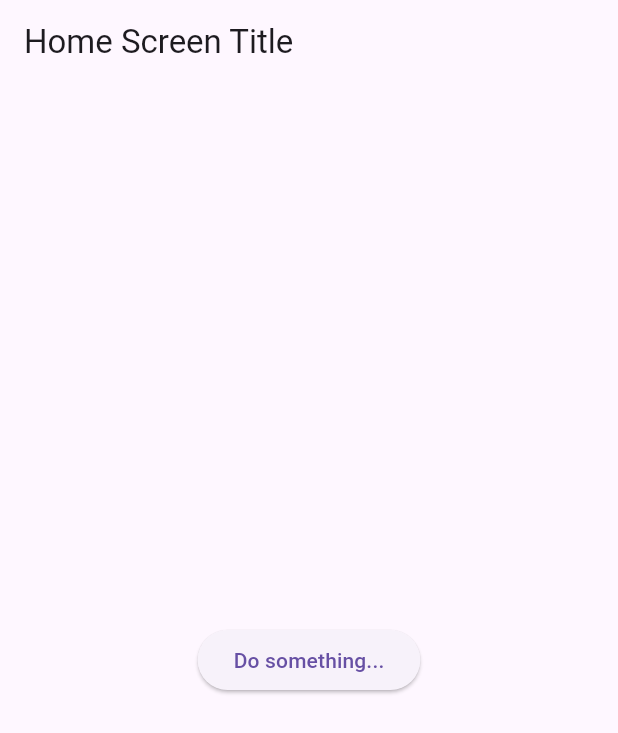
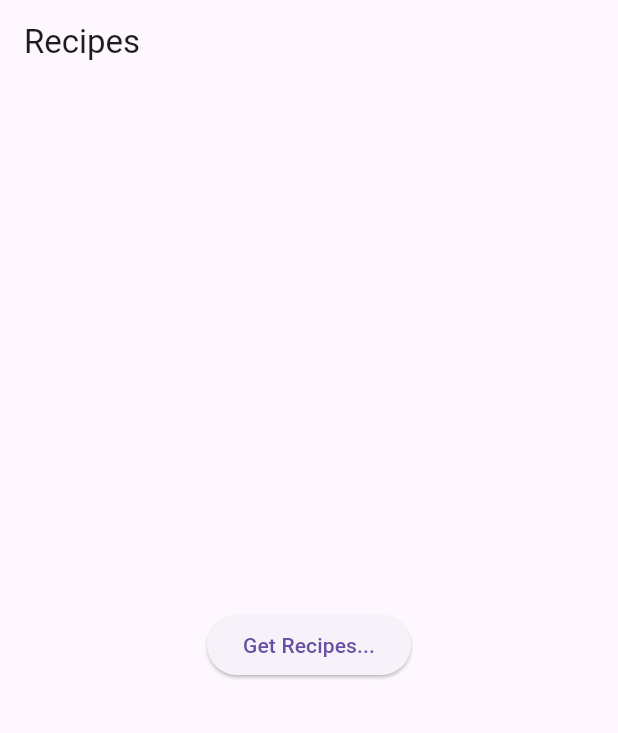
Before and after one commit to gheorghestegaru/pilot, a Flutter app: the screen it shows after launch, on a phone screen of 412 x 824 dp. Shown: the top 733 px of the screen. Run offline on Flutter 3.47's test engine with Material 3 defaults, Android fonts, the phone set to English and light mode, and no system bars.

Commit message:
refactor; add network component;

```diff
--- /dev/null
+++ b/lib/Components/Main/Adapters/Network/DTOs/recipe.dart
@@ -0,0 +1,11 @@
+class Recipe {
+  String? title;
+
+  Recipe({this.title});
+
+  factory Recipe.fromJson(Map<String, dynamic> json) {
+    return Recipe(
+      title: json['title'],
+    );
+  }
+}
--- /dev/null
+++ b/lib/Components/Main/Adapters/Network/Endpoints/endpoints.dart
@@ -0,0 +1,3 @@
+class APIEndPoint {
+  static const String randomRecipesPath = "/recipes/random";
+}
--- /dev/null
+++ b/lib/Components/Main/Adapters/Network/app_root_network.dart
@@ -0,0 +1,40 @@
+import 'dart:convert';
+import 'package:pilot/Components/Main/Adapters/Network/DTOs/recipe.dart';
+import 'package:pilot/Components/Network/network.dart';
+
+class AppRootNetwork {
+  final NetworkProtocol network;
+  static const String baseUrlHost = "api.spoonacular.com";
+  static const String spoonacularApiKey = "0793e5849b644a0d8cb4876de125a6d5";
+
+  AppRootNetwork({required this.network});
+
+  // Method to execute a GET request for random recipes using the provided parameters
+  Future<List<Recipe>?> executeRandomRecipesGetRequest() async {
+    try {
+      final url = Uri(
+        scheme: "https",
+        host: baseUrlHost,
+        path: "recipes/random",
+        queryParameters: {
+          "number": "20",
+          "apiKey": spoonacularApiKey,
+        },
+      );
+
+      final responseJsonStr = await network.get(url.toString());
+
+      // map the "recipes" list to a list of Recipe objects
+      Map<String, dynamic> jsonMap = json.decode(responseJsonStr);
+
+      final List<Recipe>? recipes = (jsonMap['recipes'] as List<dynamic>?)
+          ?.map((recipeJson) => Recipe.fromJson(recipeJson))
+          .toList();
+
+      return recipes;
+    } catch (e) {
+      print('AppRootNetwork: Error during GET request: $e');
+      throw Exception('AppRootNetwork: Failed to execute random recipes GET request');
+    }
+  }
+}
--- a/lib/Components/Main/AppRootDependencyProvider/app_root_dependency_provider_interface.dart
+++ /dev/null
@@ -1,3 +0,0 @@
-abstract class AppRootDependencyProvider {
-
-}
--- a/lib/Components/Main/AppRouter/app_router.dart
+++ /dev/null
@@ -1,19 +0,0 @@
-import 'package:flutter/material.dart';
-import 'package:pilot/Components/Main/HomeScreen/home_screen.dart';
-import 'package:pilot/Components/Main/HomeScreen/home_screen_model.dart';
-import 'package:pilot/Components/Main/HomeScreen/home_screen_view_model.dart';
-
-abstract class AppRouter {
-  Widget home();
-}
-
-class AppRouterImpl extends AppRouter {
-
-  @override
-  Widget home() {
-    final model = HomeScreenModel();
-    final viewModel = HomeScreenViewModel(model: model);
-    final view = HomeScreen(viewModel: viewModel);
-    return view;
-  }
-}
--- /dev/null
+++ b/lib/Components/Main/DependencyProvider/app_root_dependency_provider_interface.dart
@@ -0,0 +1,5 @@
+import 'package:pilot/Components/Network/network.dart';
+
+abstract class AppRootDependencyProvider {
+  NetworkProtocol network();
+}
--- /dev/null
+++ b/lib/Components/Main/Flows/Main/Router/app_router.dart
@@ -0,0 +1,23 @@
+import 'package:flutter/material.dart';
+import 'package:pilot/Components/Main/Adapters/Network/app_root_network.dart';
+import 'package:pilot/Components/Main/Flows/Main/Screens/Home/home_screen.dart';
+import 'package:pilot/Components/Main/Flows/Main/Screens/Home/home_screen_model.dart';
+import 'package:pilot/Components/Main/Flows/Main/Screens/Home/home_screen_view_model.dart';
+
+abstract class AppRouter {
+  Widget home();
+}
+
+class AppRouterImpl extends AppRouter {
+  final AppRootNetwork network;
+
+  AppRouterImpl({required this.network});
+
+  @override
+  Widget home() {
+    final model = HomeScreenModel();
+    final viewModel = HomeScreenViewModel(network: network, model: model);
+    final view = HomeScreen(viewModel: viewModel);
+    return view;
+  }
+}
--- /dev/null
+++ b/lib/Components/Main/Flows/Main/Screens/Home/home_screen.dart
@@ -0,0 +1,57 @@
+import 'package:flutter/material.dart';
+import 'package:pilot/Components/Main/Flows/Main/Screens/Home/home_screen_view_model.dart';
+
+class HomeScreen extends StatefulWidget {
+  const HomeScreen({super.key, required this.viewModel});
+
+  final HomeScreenViewModel viewModel;
+
+  @override
+  State<StatefulWidget> createState() {
+    return _HomeScreenState();
+  }
+}
+class _HomeScreenState extends State<HomeScreen> {
+  String? firstRecipeTitle;
+
+  Future<void> _getRecipes(BuildContext context) async {
+    print('Get Recipes...');
+    final response = await widget.viewModel.network.executeRandomRecipesGetRequest();
+
+    setState(() {
+      firstRecipeTitle = response?.first.title;
+    });
+  }
+
+  @override
+  Widget build(BuildContext context) {
+    return Scaffold(
+      appBar: AppBar(
+        title: Text(widget.viewModel.model.screenTitle),
+      ),
+      body: Center(
+        child: Column(
+          mainAxisAlignment: MainAxisAlignment.center,
+          children: <Widget>[
+            ElevatedButton(
+              onPressed: () {
+                _getRecipes(context);
+              },
+              child: const Text('Get Recipes...'),
+            ),
+            const SizedBox(height: 20),
+            if (firstRecipeTitle != null)
+              Text(
+                'First Recipe: \n $firstRecipeTitle',
+                style: const TextStyle(
+                  fontSize: 16,
+                  fontWeight: FontWeight.bold,
+                ),
+                textAlign: TextAlign.center,
+              ),
+          ],
+        ),
+      ),
+    );
+  }
+}
--- /dev/null
+++ b/lib/Components/Main/Flows/Main/Screens/Home/home_screen_model.dart
@@ -0,0 +1,3 @@
+class HomeScreenModel {
+  final String screenTitle = "Recipes";
+}
--- /dev/null
+++ b/lib/Components/Main/Flows/Main/Screens/Home/home_screen_view_model.dart
@@ -0,0 +1,9 @@
+import 'package:pilot/Components/Main/Adapters/Network/app_root_network.dart';
+import 'package:pilot/Components/Main/Flows/Main/Screens/Home/home_screen_model.dart';
+
+class HomeScreenViewModel {
+  const HomeScreenViewModel({required this.network, required this.model});
+  final HomeScreenModel model;
+  final AppRootNetwork network;
+
+}
--- a/lib/Components/Main/HomeScreen/home_screen.dart
+++ /dev/null
@@ -1,42 +0,0 @@
-import 'package:flutter/material.dart';
-import 'package:pilot/Components/Main/HomeScreen/home_screen_view_model.dart';
-
-class HomeScreen extends StatefulWidget {
-  const HomeScreen({super.key, required this.viewModel});
-
-  final HomeScreenViewModel viewModel;
-
-  @override
-  State<StatefulWidget> createState() {
-    return _HomeScreenState();
-  }
-}
-
-class _HomeScreenState extends State<HomeScreen> {
-
-  void _pushScreen(BuildContext context) {
-    print('push screen...');
-  }
-
-  @override
-  Widget build(BuildContext context) {
-    return Scaffold(
-      appBar: AppBar(
-        title: Text(widget.viewModel.model.screenTitle),
-      ),
-      body:  Center(
-        child: Column(
-          mainAxisAlignment: MainAxisAlignment.center,
-          children: <Widget>[
-            ElevatedButton(
-              onPressed:  () {
-                _pushScreen(context);
-              },
-              child: const Text('Do something...'),
-            ),
-          ],
-        ),
-      ),
-    );
-  }
-}
--- a/lib/Components/Main/HomeScreen/home_screen_model.dart
+++ /dev/null
@@ -1,3 +0,0 @@
-class HomeScreenModel {
-  final String screenTitle = "Home Screen Title";
-}
--- a/lib/Components/Main/HomeScreen/home_screen_view_model.dart
+++ /dev/null
@@ -1,6 +0,0 @@
-import 'package:pilot/Components/Main/HomeScreen/home_screen_model.dart';
-
-class HomeScreenViewModel {
-  const HomeScreenViewModel({required this.model});
-  final HomeScreenModel model;
-}
--- a/lib/Components/Main/MainRouter/app_router.dart
+++ /dev/null
@@ -1,19 +0,0 @@
-import 'package:flutter/material.dart';
-import 'package:pilot/Components/Main/HomeScreen/home_screen.dart';
-import 'package:pilot/Components/Main/HomeScreen/home_screen_model.dart';
-import 'package:pilot/Components/Main/HomeScreen/home_screen_view_model.dart';
-
-abstract class AppRouter {
-  Widget home();
-}
-
-class AppRouterImpl extends AppRouter {
-
-  @override
-  Widget home() {
-    final model = HomeScreenModel();
-    final viewModel = HomeScreenViewModel(model: model);
-    final view = HomeScreen(viewModel: viewModel);
-    return view;
-  }
-}
--- a/lib/Components/Main/app_root.dart
+++ b/lib/Components/Main/app_root.dart
@@ -1,5 +1,7 @@
-import 'package:pilot/Components/Main/AppRootDependencyProvider/app_root_dependency_provider_interface.dart';
-import 'package:pilot/Components/Main/AppRouter/app_router.dart';
+import 'package:pilot/Components/Main/Adapters/Network/app_root_network.dart';
+import 'package:pilot/Components/Main/DependencyProvider/app_root_dependency_provider_interface.dart';
+import 'package:pilot/Components/Main/Flows/Main/Router/app_router.dart';
+import 'package:pilot/Components/Network/network.dart';
 
 class AppRoot {
   final AppRouter _router;
@@ -8,7 +10,10 @@ class AppRoot {
 
   factory AppRoot({AppRootDependencyProvider? dependencyProvider}) {
 
-    final AppRouter router = AppRouterImpl();
+    final network = dependencyProvider?.network() ?? Network();
+
+    final appRootNetwork = AppRootNetwork(network: network);
+    final router = AppRouterImpl(network: appRootNetwork);
 
     print("Did init App Root.");
     return AppRoot._(router);
--- /dev/null
+++ b/lib/Components/Network/DependencyProvider/network_dependency_provider_interface.dart
@@ -0,0 +1,5 @@
+import 'package:http/http.dart' as http;
+
+abstract class NetworkDependencyProvider {
+  http.Client client();
+}
--- /dev/null
+++ b/lib/Components/Network/network.dart
@@ -0,0 +1,54 @@
+import 'dart:convert';
+import 'package:http/http.dart' as http;
+import 'package:pilot/Components/Network/DependencyProvider/network_dependency_provider_interface.dart';
+
+abstract class NetworkProtocol {
+  Future<dynamic> get(String url);
+  Future<dynamic> post(String url, {Map<String, dynamic>? body, Map<String, String>? headers});
+}
+
+// A wrapper class for handling HTTP requests using the http package.
+class Network implements NetworkProtocol {
+  final http.Client _client;
+
+  Network._(this._client);
+
+  factory Network({NetworkDependencyProvider? dependencyProvider}) {
+
+    final http.Client httpClient = dependencyProvider?.client() ?? http.Client();
+
+    return Network._(httpClient);
+  }
+
+  // Static method to perform a GET request
+  // Takes a URL as a parameter and returns the response body
+  @override
+  Future<dynamic> get(String url) async {
+    try {
+      final response = await _client.get(Uri.parse(url));
+      return response.body;
+    } catch (e) {
+      print('Network: Error during GET request: $e');
+      throw Exception('Network: Failed to perform GET request');
+    }
+  }
+
+  // Static method to perform a POST request
+  // Takes a URL, an optional Map representing the request body, and optional headers
+  // Returns the response body
+  @override
+  Future<dynamic> post(String url, {Map<String, dynamic>? body, Map<String, String>? headers}) async {
+    try {
+      final mergedHeaders = {...?headers, 'Content-Type': 'application/json'};
+      final response = await _client.post(
+        Uri.parse(url),
+        body: body != null ? jsonEncode(body) : null,
+        headers: mergedHeaders,
+      );
+      return response.body;
+    } catch (e) {
+      print('Network: Error during POST request: $e');
+      throw Exception('Network: Failed to perform POST request');
+    }
+  }
+}
--- a/pubspec.yaml
+++ b/pubspec.yaml
@@ -35,6 +35,7 @@ dependencies:
   # The following adds the Cupertino Icons font to your application.
   # Use with the CupertinoIcons class for iOS style icons.
   cupertino_icons: ^1.0.2
+  http: ^1.2.0
 
 dev_dependencies:
   flutter_test:
```
Also changed, not shown: pubspec.lock.
